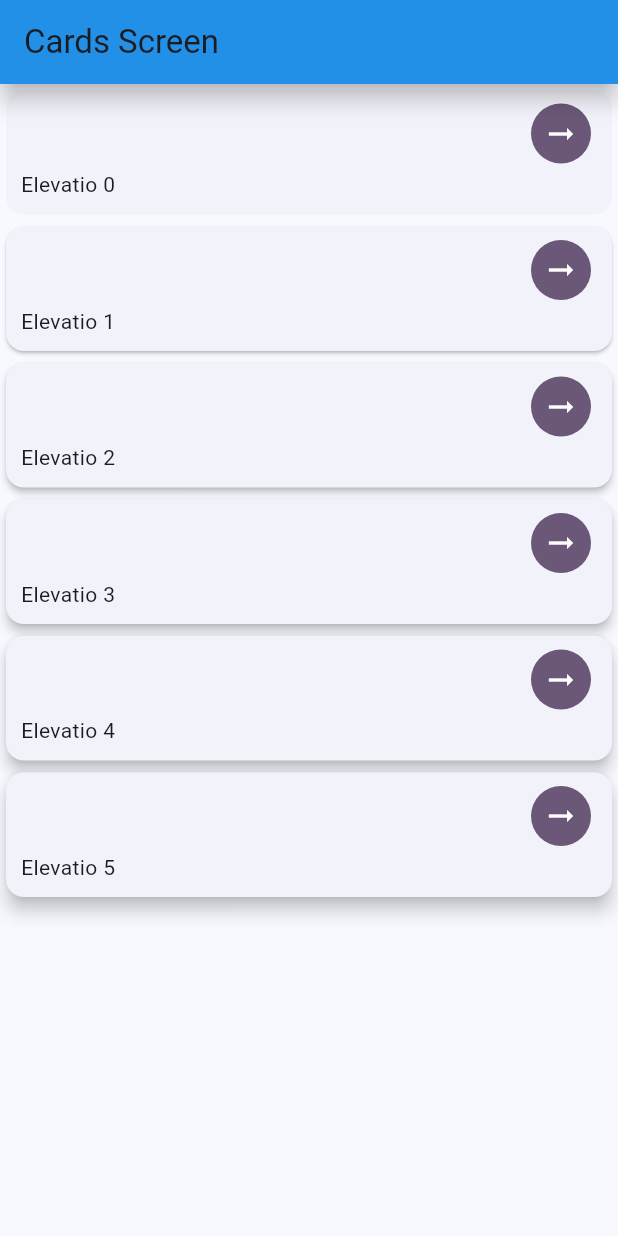
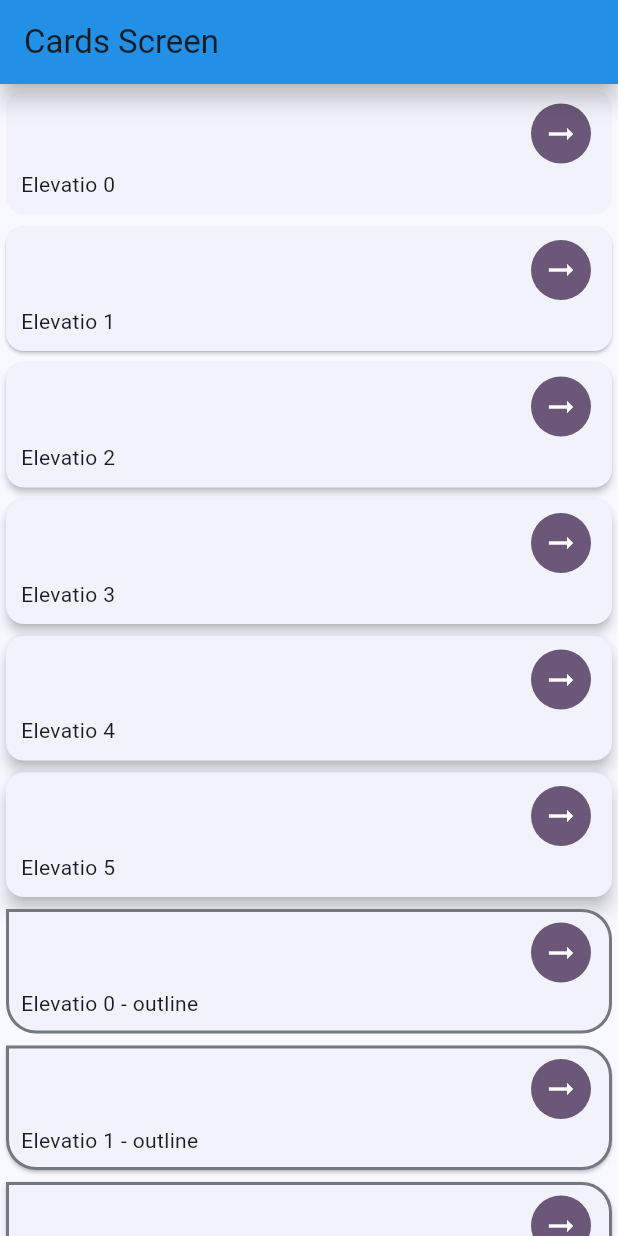
Before and after one commit to rafaelgamezdiaz/widgets_app, a Flutter app: the CardsScreen screen opened by its route, on a phone screen of 412 x 824 dp. Run offline on Flutter 3.47's test engine with Material 3 defaults, Android fonts, the phone set to English and light mode, and no system bars; our stand-ins replace go_router.

Commit message:
cards outline

```diff
--- a/lib/presentation/screens/cards/cards_screen.dart
+++ b/lib/presentation/screens/cards/cards_screen.dart
@@ -31,6 +31,10 @@ class _CardsView extends StatelessWidget {
           ...cards.map(
             (card) =>
                 _CardType1(elevation: card['elevation'], label: card['label']),
+          ),
+          ...cards.map(
+            (card) =>
+                _CardType2(elevation: card['elevation'], label: card['label']),
           ),
         ],
       ),
@@ -71,3 +75,50 @@ class _CardType1 extends StatelessWidget {
     );
   }
 }
+
+class _CardType2 extends StatelessWidget {
+  final String label;
+  final double elevation;
+
+  const _CardType2({required this.label, required this.elevation});
+
+  @override
+  Widget build(BuildContext context) {
+    final colors = Theme.of(context).colorScheme;
+
+    return Card(
+      shape: RoundedRectangleBorder(
+        side: BorderSide(color: colors.outline, width: 2),
+        borderRadius: BorderRadius.only(
+          topLeft: Radius.circular(0),
+          topRight: Radius.circular(20),
+          bottomLeft: Radius.circular(20),
+          bottomRight: Radius.circular(20),
+        ),
+      ),
+      elevation: elevation,
+      child: Padding(
+        padding: const EdgeInsets.fromLTRB(10, 5, 10, 10),
+        child: Column(
+          children: [
+            Align(
+              alignment: Alignment.topRight,
+              child: IconButton(
+                onPressed: () => {},
+                icon: const Icon(Icons.arrow_right_alt_outlined),
+                style: ButtonStyle(
+                  backgroundColor: WidgetStatePropertyAll(colors.tertiary),
+                  foregroundColor: WidgetStatePropertyAll(Colors.white),
+                ),
+              ),
+            ),
+            Align(
+              alignment: Alignment.bottomLeft,
+              child: Text('$label - outline'),
+            ),
+          ],
+        ),
+      ),
+    );
+  }
+}
```
